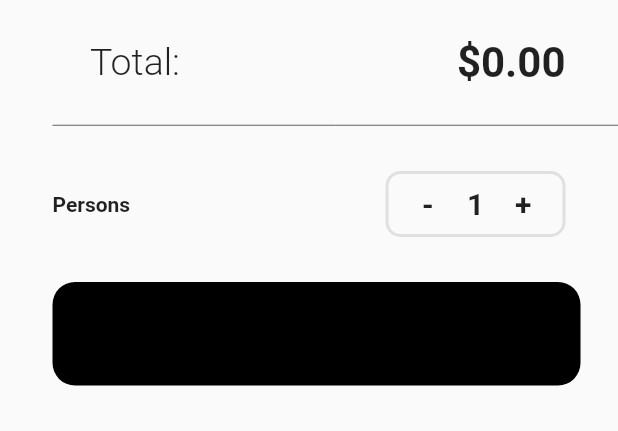
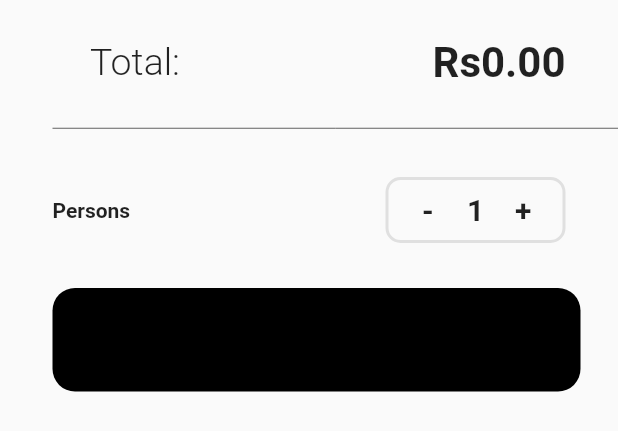
Before and after one commit to 20bvsa56/FYP, a Flutter app: the BottomBar widget shown alone on an empty page, opened directly with empty values, on a phone screen of 412 x 824 dp. Shown: the top 431 px of the screen. Run offline on Flutter 3.47's test engine with Material 2 defaults, Android fonts, the light colour scheme and no system bars; our stand-ins replace animated_text_kit, carousel_pro, rxdart; missing offline and left inert: bloc_pattern.

Commit message:
comments added

```diff
--- a/lib/Cart/cart.dart
+++ b/lib/Cart/cart.dart
@@ -8,10 +8,10 @@ import 'package:menu_app/specialbloc/specialCartListBloc.dart';
 class Cart extends StatelessWidget {
   @override
   Widget build(BuildContext context) {
-    final SpecialCartListBloc sbloc = BlocProvider.getBloc<SpecialCartListBloc>();
+    final SpecialCartListBloc cartbloc = BlocProvider.getBloc<SpecialCartListBloc>();
     List<SpecialFoodItem> specialFoodItems;
     return StreamBuilder(
-      stream: sbloc.listStream,
+      stream: cartbloc.listStream,
       builder: (context, snapshot) {
         if (snapshot.data != null) {
           specialFoodItems = snapshot.data;
@@ -43,9 +43,9 @@ class BottomBar extends StatelessWidget {
       child: Column(
         mainAxisSize: MainAxisSize.min,
         children: <Widget>[
-          totalAmount(specialFoodItems),
+          totalAmount(specialFoodItems),//widget which returns the total amount of foods
           Divider(
-            height: 1,
+            height: 5,
             color: Colors.grey[700],
           ),
           persons(),
@@ -85,7 +85,7 @@ class BottomBar extends StatelessWidget {
             style: TextStyle(fontSize: 25, fontWeight: FontWeight.w300),
           ),
           Text(
-            "\$${returnTotalAmount(specialFoodItems)}",
+            "\Rs${returnTotalAmount(specialFoodItems)}",
             style: TextStyle(fontWeight: FontWeight.w700, fontSize: 28),
           ),
         ],
@@ -93,6 +93,7 @@ class BottomBar extends StatelessWidget {
     );
   }
 
+//calculating the total amount of all food items in the cart
   String returnTotalAmount(List<SpecialFoodItem> specialFoodItems) {
     double totalAmount = 0.0;
 
@@ -131,6 +132,7 @@ class BottomBar extends StatelessWidget {
   }
 }
 
+//gives access to increase or decrease the number of persons
 class CustomPersonWidget extends StatefulWidget {
   @override
   _CustomPersonWidgetState createState() => _CustomPersonWidgetState();
--- a/lib/Specials/specialcategory.dart
+++ b/lib/Specials/specialcategory.dart
@@ -153,7 +153,7 @@ class SpecialItems extends StatelessWidget {
                           fontSize: 17.0,
                        ),
                        ),
-                       subtitle: Text('specialPrice',
+                       subtitle: Text("\Rs$specialPrice",
                        style:TextStyle(
                           fontFamily: 'Rancho-Regular',
                           fontWeight: FontWeight.bold,
```
